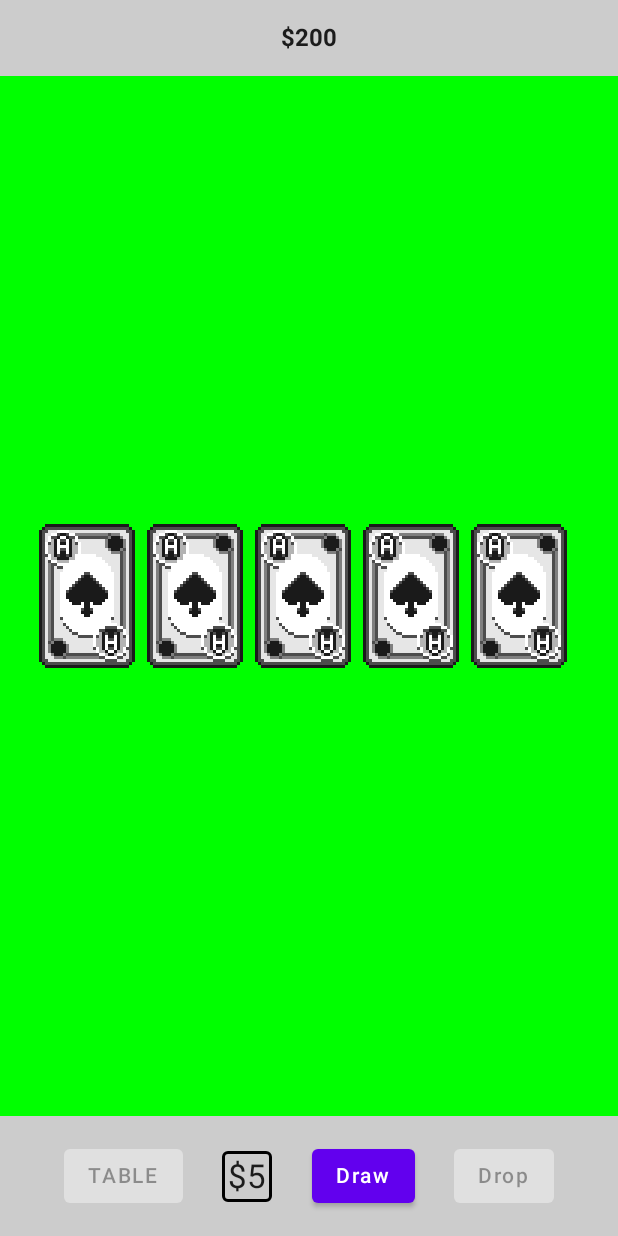
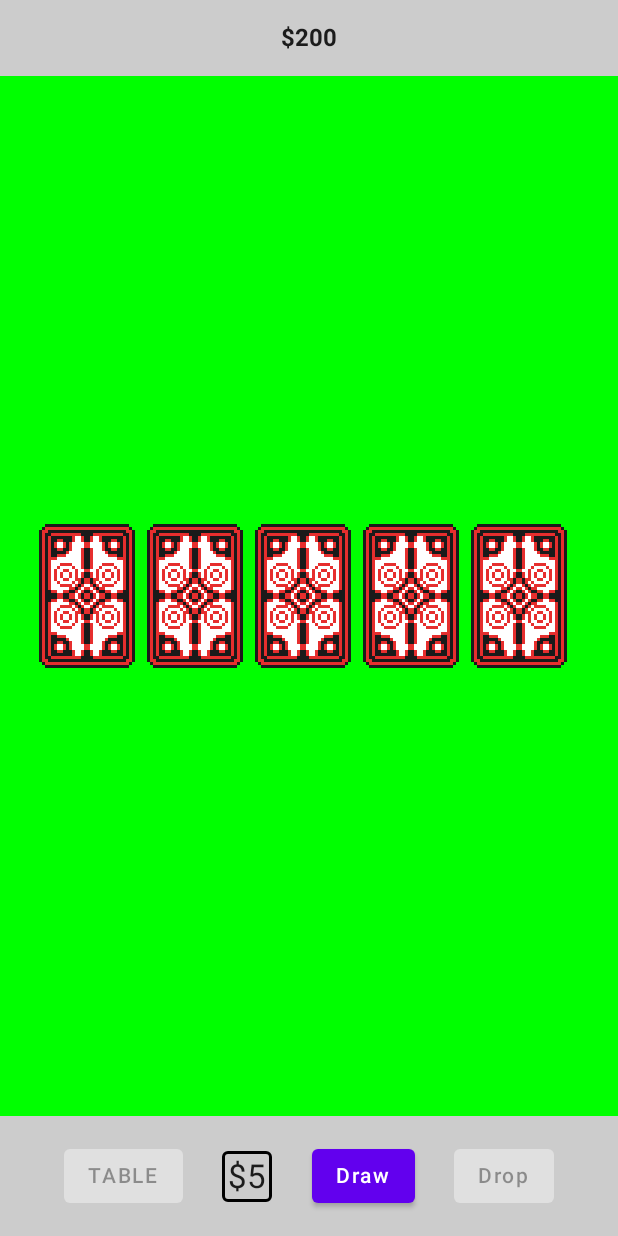
Before and after one commit to fchristysen/compoker, an Android app built with Jetpack Compose: the screen it shows after launch (MainActivity), on a phone screen of 412 x 824 dp. Run offline under Robolectric (Android 15) with nearby library versions, the phone set to English and light mode, and no system bars.

Commit message:
change default state to back of cards

```diff
--- a/app/src/main/java/org/greenfroyo/compoker/CardView.kt
+++ b/app/src/main/java/org/greenfroyo/compoker/CardView.kt
@@ -26,7 +26,7 @@ import org.greenfroyo.compoker.model.Selection
 @Composable
 fun CardView(
     modifier: Modifier = Modifier,
-    card: Card = Card(CardSuit.SPADE, JACK),
+    card: Card = Card(CardSuit.HIDDEN, JACK),
     isSelected: Boolean = false,
     onClickAction: () -> Unit = {}
 ) {
--- a/app/src/main/java/org/greenfroyo/compoker/model/Card.kt
+++ b/app/src/main/java/org/greenfroyo/compoker/model/Card.kt
@@ -3,14 +3,17 @@ package org.greenfroyo.compoker.model
 import android.content.Context
 import androidx.annotation.DrawableRes
 
-class Card(val suit: CardSuit = CardSuit.SPADE, val number: CardNumber = ACE) {
+class Card(val suit: CardSuit = CardSuit.HIDDEN, val number: CardNumber = ACE) {
     @DrawableRes
     fun getImageResources(context: Context): Int{
-        val drawableName = "${suitToDrawableName()}_${numberToDrawableName()}"
+        val drawableName =
+            if (suit == CardSuit.HIDDEN) "back"
+            else "${suitToDrawableName()}_${numberToDrawableName()}"
         return context.resources.getIdentifier(drawableName, "drawable", context.packageName)
     }
 
     private fun suitToDrawableName() = when(suit){
+        CardSuit.HIDDEN -> "back"
         CardSuit.SPADE -> "spades"
         CardSuit.HEART -> "hearts"
         CardSuit.CLUB -> "clubs"
@@ -35,6 +38,7 @@ class Card(val suit: CardSuit = CardSuit.SPADE, val number: CardNumber = ACE) {
 }
 
 enum class CardSuit() {
+    HIDDEN,
     SPADE,
     HEART,
     CLUB,
```
